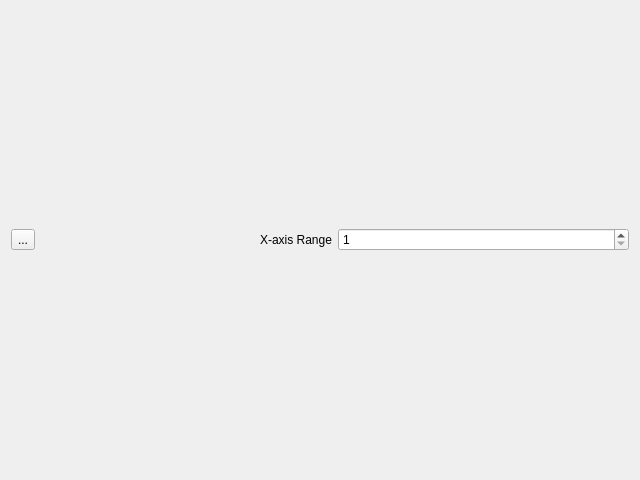
Old version of the form src/plotterview.ui in the repository wio/wserial.
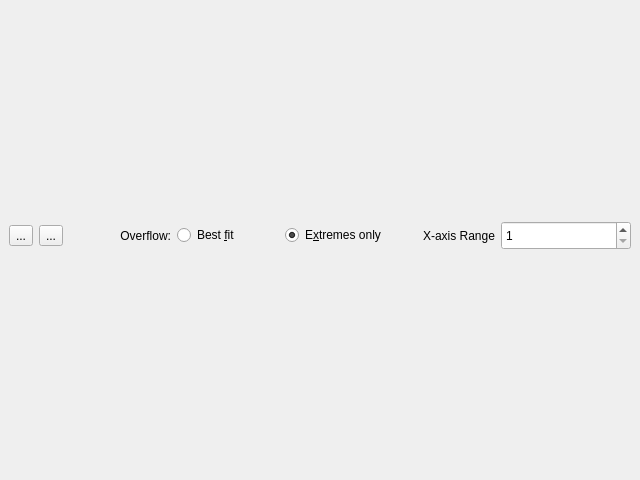
New version of the form. Icons and pictures are not drawn.

What changed in the file:
```diff
--- a/src/plotterview.ui
+++ b/src/plotterview.ui
@@ -14,8 +14,32 @@
    <string>Serial Plotter</string>
   </property>
   <layout class="QVBoxLayout" name="verticalLayout">
+   <property name="leftMargin">
+    <number>0</number>
+   </property>
+   <property name="topMargin">
+    <number>0</number>
+   </property>
+   <property name="rightMargin">
+    <number>0</number>
+   </property>
+   <property name="bottomMargin">
+    <number>0</number>
+   </property>
    <item>
     <layout class="QHBoxLayout" name="horizontalLayout">
+     <property name="leftMargin">
+      <number>9</number>
+     </property>
+     <property name="topMargin">
+      <number>0</number>
+     </property>
+     <property name="rightMargin">
+      <number>9</number>
+     </property>
+     <property name="bottomMargin">
+      <number>9</number>
+     </property>
      <item>
       <widget class="QToolButton" name="clearButton">
        <property name="toolTip">
@@ -24,14 +48,47 @@
        <property name="text">
         <string>...</string>
        </property>
-       <property name="icon">
-        <iconset theme="user-trash">
-         <normaloff>.</normaloff>.</iconset>
+      </widget>
+     </item>
+     <item>
+      <widget class="QToolButton" name="bestFitButton">
+       <property name="toolTip">
+        <string>Adjust graph for best fit</string>
        </property>
+       <property name="text">
+        <string>...</string>
+       </property>
       </widget>
      </item>
      <item>
-      <widget class="QLabel" name="label">
+      <widget class="QLabel" name="overflowLabel">
+       <property name="text">
+        <string>Overflow:</string>
+       </property>
+       <property name="alignment">
+        <set>Qt::AlignRight|Qt::AlignTrailing|Qt::AlignVCenter</set>
+       </property>
+      </widget>
+     </item>
+     <item>
+      <widget class="QRadioButton" name="bestFitRadio">
+       <property name="text">
+        <string>Best &amp;fit</string>
+       </property>
+      </widget>
+     </item>
+     <item>
+      <widget class="QRadioButton" name="maxMinRadio">
+       <property name="text">
+        <string>E&amp;xtremes only</string>
+       </property>
+       <property name="checked">
+        <bool>true</bool>
+       </property>
+      </widget>
+     </item>
+     <item>
+      <widget class="QLabel" name="rangeLabel">
        <property name="text">
         <string>X-axis Range</string>
        </property>
@@ -50,8 +107,8 @@
        </property>
        <property name="minimumSize">
         <size>
-         <width>0</width>
-         <height>0</height>
+         <width>130</width>
+         <height>29</height>
         </size>
        </property>
        <property name="minimum">
```
